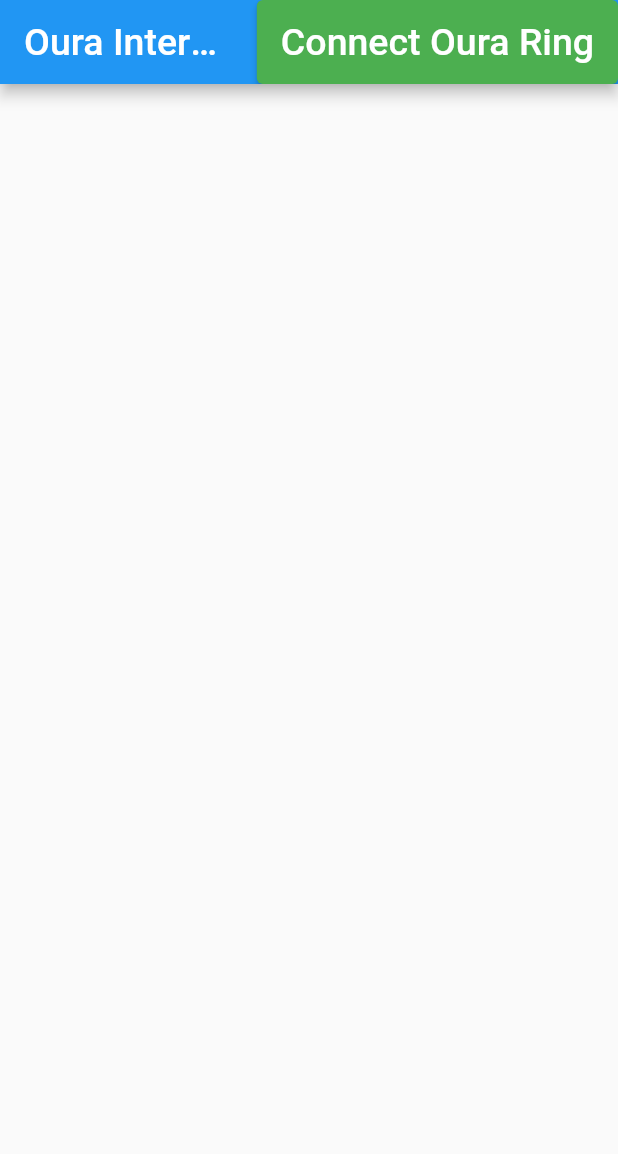
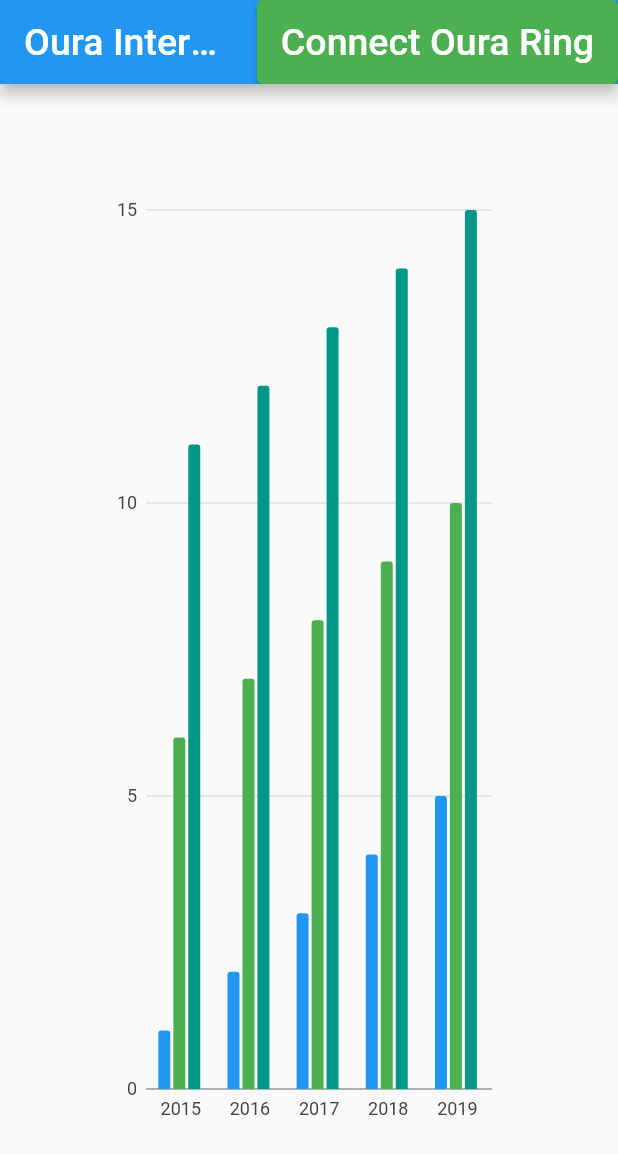
Before and after one commit to amino-health/oura-intervention, a Flutter app: the screen it shows after launch, on a phone screen of 412 x 824 dp. Shown: the top 1154 px of the screen. Run offline on Flutter 3.47's test engine with Material 2 defaults, Android fonts, the phone set to English and light mode, and no system bars; our stand-ins replace charts_flutter; missing offline and left inert: dart:html.

Commit message:
Added a new widget groupedBarChart that takes a list of lists of datapoints and creates a grouped bar chart

```diff
--- a/lib/main.dart
+++ b/lib/main.dart
@@ -3,6 +3,8 @@ import 'package:flutter/material.dart';
 import 'package:http/http.dart' as http;
 // ignore: avoid_web_libraries_in_flutter
 import 'dart:html' as html;
+
+import 'package:ouraintervention/widgets/groupedBarChart.dart';
 
 const clientId = 'Q4EDXKDK2244IHFU';
 const clientSecret = 'VYOANLDLNJ473P6W7YAA2FRB6C4KRBXX';
@@ -17,10 +19,10 @@ final authUrl =
     'https://cloud.ouraring.com/oauth/authorize?client_id=$clientId&state=$clientSecret&redirect_uri=$redirectUri&response_type=token';
 
 void main() async {
-  runApp(const MyApp());
+  runApp(const OuraIntervention());
 }
 
-///
+/// TODO: document function
 Future<String> _login(String data, popupWindow) async {
   /// Parse data into an Uri to extract the token easily.
   final receivedUri = Uri.parse(data);
@@ -39,8 +41,8 @@ Future<String> _login(String data, popupWindow) async {
   return token;
 }
 
-class MyApp extends StatelessWidget {
-  const MyApp({Key? key}) : super(key: key);
+class OuraIntervention extends StatelessWidget {
+  const OuraIntervention({Key? key}) : super(key: key);
 
   @override
   Widget build(BuildContext context) {
@@ -49,25 +51,25 @@ class MyApp extends StatelessWidget {
       theme: ThemeData(
         primarySwatch: Colors.blue,
       ),
-      home: const MyHomePage(title: 'Oura Intervention'),
+      home: const HomePage(title: 'Oura Intervention'),
     );
   }
 }
 
-class MyHomePage extends StatefulWidget {
-  const MyHomePage({Key? key, required this.title}) : super(key: key);
+class HomePage extends StatefulWidget {
+  const HomePage({Key? key, required this.title}) : super(key: key);
 
   final String title;
 
   @override
-  State<MyHomePage> createState() => _MyHomePageState();
+  State<HomePage> createState() => _HomePageState();
 }
 
-class _MyHomePageState extends State<MyHomePage> {
+class _HomePageState extends State<HomePage> {
   bool _isConnected = false;
   String _loginButtonText = 'Connect Oura Ring';
 
-  ///
+  /// TODO: Documentation for function
   void _authenticate() {
     html.WindowBase popupWindow = html.window.open(authUrl,
         "Oura authentication", "width=800, height=900, scrollbars=yes");
@@ -87,6 +89,9 @@ class _MyHomePageState extends State<MyHomePage> {
         var token = await _login(event.data, popupWindow);
         var url = Uri.parse(
             'http://api.ouraring.com/v1/userinfo?access_token=$token');
+
+        // TODO: To avoid CORS-issues, this HTTP GET
+        //       request should moved to the backend!
         var response = await http.get(url, headers: {
           "Accept": "application/json",
           "Access-Control-Allow-Origin": "*"
@@ -110,7 +115,8 @@ class _MyHomePageState extends State<MyHomePage> {
               ElevatedButton(
                 onPressed: !_isConnected ? _authenticate : null,
                 style: ButtonStyle(
-                backgroundColor: MaterialStateProperty.all<Color>(Colors.green),
+                  backgroundColor:
+                      MaterialStateProperty.all<Color>(Colors.green),
                 ),
                 child: Text(
                   _loginButtonText,
@@ -118,6 +124,31 @@ class _MyHomePageState extends State<MyHomePage> {
                 ),
               ),
             ]),
-    );
+        body: Center(
+          // Example usage of GroupedBarChart
+          child: GroupedBarChart(dataLists: [
+            [
+              Data('2015', 1),
+              Data('2016', 2),
+              Data('2017', 3),
+              Data('2018', 4),
+              Data('2019', 5)
+            ],
+            [
+              Data('2015', 6),
+              Data('2016', 7),
+              Data('2017', 8),
+              Data('2018', 9),
+              Data('2019', 10)
+            ],
+            [
+              Data('2015', 11),
+              Data('2016', 12),
+              Data('2017', 13),
+              Data('2018', 14),
+              Data('2019', 15)
+            ]
+          ]),
+        ));
   }
 }
--- /dev/null
+++ b/lib/widgets/groupedBarChart.dart
@@ -0,0 +1,63 @@
+import 'package:flutter/material.dart';
+import 'package:charts_flutter/flutter.dart' as charts;
+
+class GroupedBarChart extends StatefulWidget {
+  const GroupedBarChart({Key? key, required this.dataLists}) : super(key: key);
+
+  final List<List<Data>> dataLists;
+
+  @override
+  State<GroupedBarChart> createState() => _GroupedBarChartState();
+}
+
+class _GroupedBarChartState extends State<GroupedBarChart> {
+  final List<charts.Series<Data, String>> _seriesList = [];
+
+  @override
+  void initState() {
+    //TODO: Should probably add alot more constraints on the
+    //      data here like asserting that all the x-values of
+    //      the data are the same.
+
+    //Only supports three colors at the momentF
+    assert(widget.dataLists.length < 4);
+    super.initState();
+    List<dynamic> colors = [
+      charts.MaterialPalette.blue.shadeDefault,
+      charts.MaterialPalette.green.shadeDefault,
+      charts.MaterialPalette.teal.shadeDefault
+    ];
+    for (var i = 0; i < widget.dataLists.length; i++) {
+      _seriesList.add(charts.Series<Data, String>(
+        id: 'Data',
+        domainFn: (Data data, _) => data.x,
+        measureFn: (Data data, _) => data.y,
+        data: widget.dataLists[i],
+        fillColorFn: (Data data, _) {
+          return colors[i];
+        },
+      ));
+    }
+  }
+
+  @override
+  Widget build(BuildContext context) {
+    return Scaffold(
+      body: Container(
+        padding: const EdgeInsets.all(70.0),
+        child: charts.BarChart(
+          _seriesList,
+          vertical: true,
+          barGroupingType: charts.BarGroupingType.grouped,
+        ),
+      ),
+    );
+  }
+}
+
+class Data {
+  final String x;
+  final int y;
+
+  Data(this.x, this.y);
+}
--- a/pubspec.yaml
+++ b/pubspec.yaml
@@ -44,9 +44,10 @@ dev_dependencies:
   # activated in the `analysis_options.yaml` file located at the root of your
   # package. See that file for information about deactivating specific lint
   # rules and activating additional ones.
-  flutter_lints: ^2.0.0
+  flutter_lints: ^1.0.0
   oauth2: ^2.0.0
   webview_flutter: ^3.0.1
+  charts_flutter:
 
 # For information on the generic Dart part of this file, see the
 # following page: https://dart.dev/tools/pub/pubspec
```
Also changed, not shown: pubspec.lock. Lines whose indentation alone changed are shown as unchanged.
